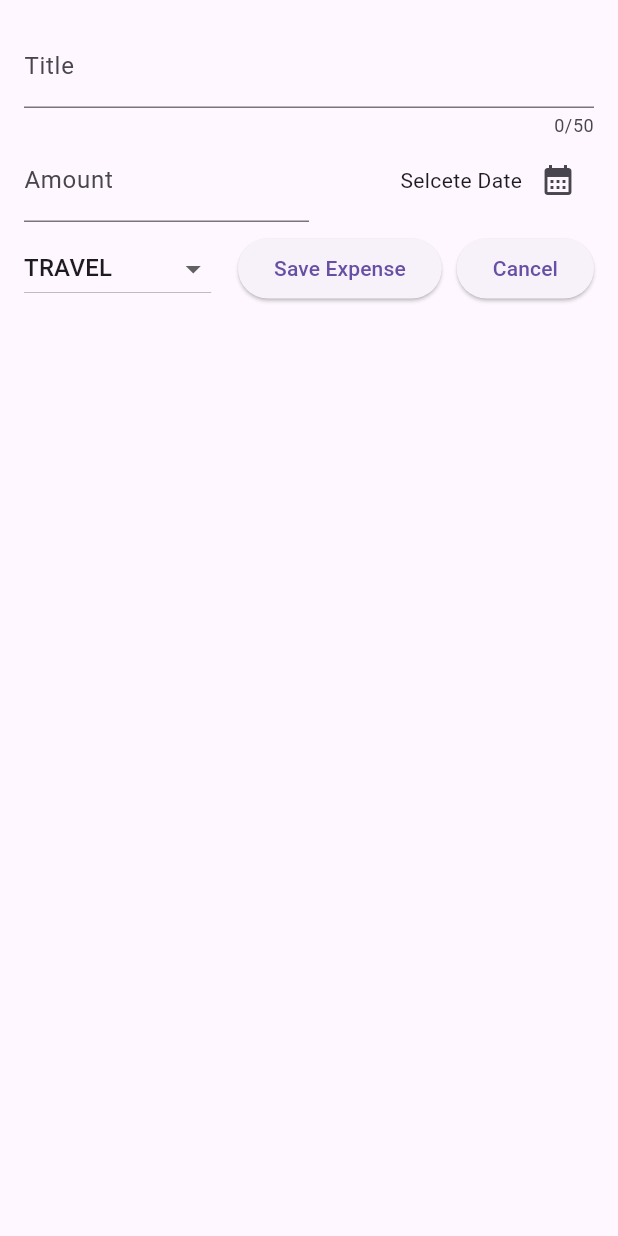
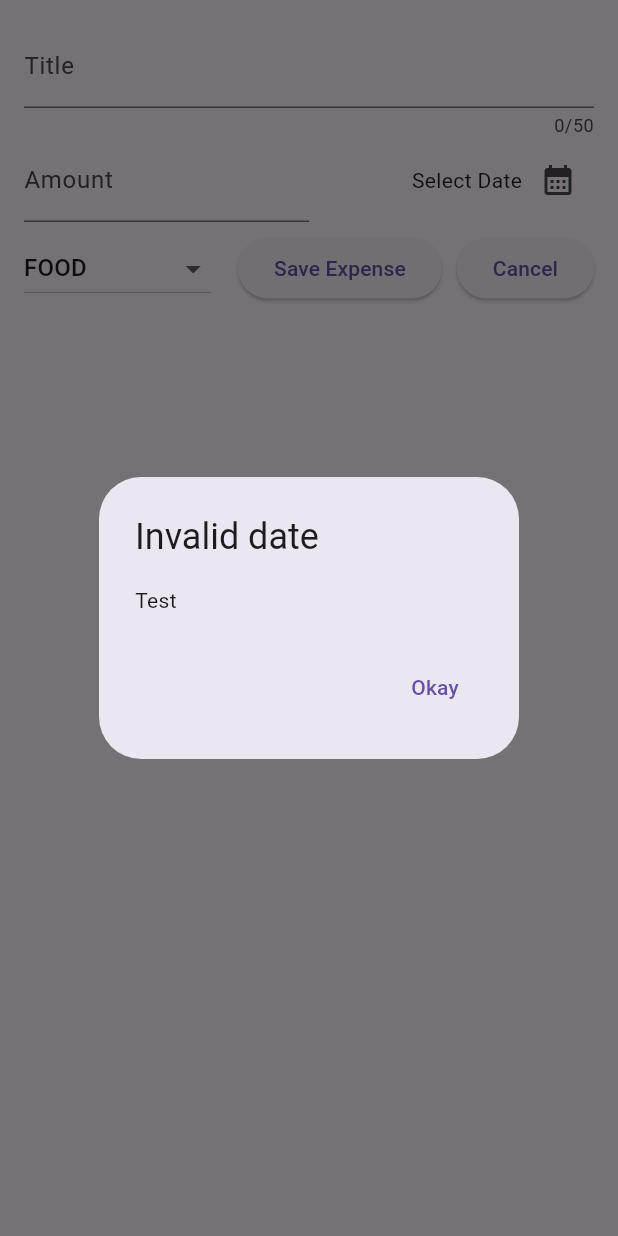
Before and after one commit to Abdelrahman2335/expenses, a Flutter app: the AddExpense widget shown alone on an empty page, opened directly, after a tap on "Save Expense", on a phone screen of 412 x 824 dp. Run offline on Flutter 3.47's test engine with Material 3 defaults, Android fonts, the phone set to English and light mode, and no system bars.

```diff
--- a/lib/bottom_sheet.dart
+++ b/lib/bottom_sheet.dart
@@ -1,4 +1,3 @@
-import 'dart:developer';
 
 import 'package:flutter/material.dart';
 import 'package:intl/intl.dart';
@@ -17,10 +16,10 @@ class _AddExpenseState extends State<AddExpense> {
   DateTime? _selectedDate; // we have to make the type DateTime? cuz pickedDate is the same type
 
   final formatter = DateFormat.yMd();
-  Category _selectedCategory = Category.travel;
+  Category _selectedCategory = Category.food;
 
   /// if you used controller so you have to use dispose, why?
-  /// cuz controller is still runing and working even if you closed the page or the widget,
+  /// cuz controller is still running and working even if you closed the page or the widget,
   /// so we have to stop him we have to destroy him, how?
   /// by using dispose
 
@@ -65,7 +64,7 @@ class _AddExpenseState extends State<AddExpense> {
                   decoration: const InputDecoration(
                     label: Text("Amount"),
                     prefixText:
-                        "\$", // The prefix is simply puting some strings or icon's after or before the text
+                        "\$", // The prefix is simply putting some strings or icon's after or before the text
                   ),
                 ),
               ),
@@ -75,20 +74,20 @@ class _AddExpenseState extends State<AddExpense> {
                   crossAxisAlignment: CrossAxisAlignment.center,
                   children: [
                     Text(_selectedDate == null
-                        ? "Selcete Date"
+                        ? "Select Date"
                         : formatter.format(_selectedDate!)),
                     IconButton(
                       onPressed: () async {
                         final now = DateTime.now();
                         final startTime = DateTime(now.year -
                             20); // note this DateTime we have to use it cuz if not the type of the startTime will be int not dateTime.
-                        final pickeDate = await showDatePicker(
+                        final picekDate = await showDatePicker(
                             context: context,
                             firstDate: startTime,
                             lastDate:
-                                now); /*.then((value) => log(value.toString()));*/ // Look... now we are dealing with futher so we can say in the futher when the user give us date (then) do as follow...
+                                now); /*.then((value) => log(value.toString()));*/ // Look... now we are dealing with future so we can say in the future when the user give us date (then) do as follow...
                         setState(() {
-                          _selectedDate = pickeDate;
+                          _selectedDate = picekDate;
                         });
                         //please note that value is the date that the user choose.
                         //There is another way by using async and await
@@ -126,8 +125,22 @@ class _AddExpenseState extends State<AddExpense> {
               const Spacer(),
               ElevatedButton(
                 onPressed: () {
-                  log(_titleController.text);
-                  log(_amountController.text);
+                  final double? enteredAmount = double.tryParse(_amountController.text); /// here  we are using tryParse cus we are not sure if the user is entering int only
+                  /// and the type of enteredAmount is double? cuz this is the type of tryParse.
+                  final bool amountIsInvalid = enteredAmount == null || enteredAmount <= 0 ;
+
+                  // const snackBar = SnackBar(content: Text("Error"));
+                  showDialog(context: context, builder: (stx) => AlertDialog(
+                    title: Text("Invalid date"),
+                    content: Text("Test"),
+                    actions: [
+                      TextButton(onPressed: () => Navigator.pop(stx) /*note that we can't use context like this cuz this is for the main build but we can use stx as it's the context that we want */, child: Text("Okay"))
+                    ],
+                  ));
+                  if(_titleController.text.trim().isEmpty || amountIsInvalid ||_selectedDate == null){
+                    ///read more about trim()
+                    // ScaffoldMessenger.of(context).showSnackBar(snackBar); /// this is not the best way to show an error cuz this will not be shown on the top of the bottom_sheet
+                  }
                 },
                 child: const Text("Save Expense"),
               ),
--- a/lib/expenses.dart
+++ b/lib/expenses.dart
@@ -14,13 +14,13 @@ class _ExpensesState extends State<Expenses> {
   final List<Expense> _registeredExpenses = [
     Expense(
       category: Category.work,
-      title: "Mobile app devolopment",
+      title: "Mobile app development",
       amount: 10570,
       date: DateTime.now(),
     ),
     Expense(
       category: Category.education,
-      title: "Web application devolopment",
+      title: "Web application development",
       amount: 10000,
       date: DateTime.now(),
     ),
--- a/lib/expenses_List/expenses_item.dart
+++ b/lib/expenses_List/expenses_item.dart
@@ -1,4 +1,3 @@
-import 'package:expenses/expenses.dart';
 import 'package:expenses/model/expense.dart';
 import 'package:flutter/material.dart';
 
```
